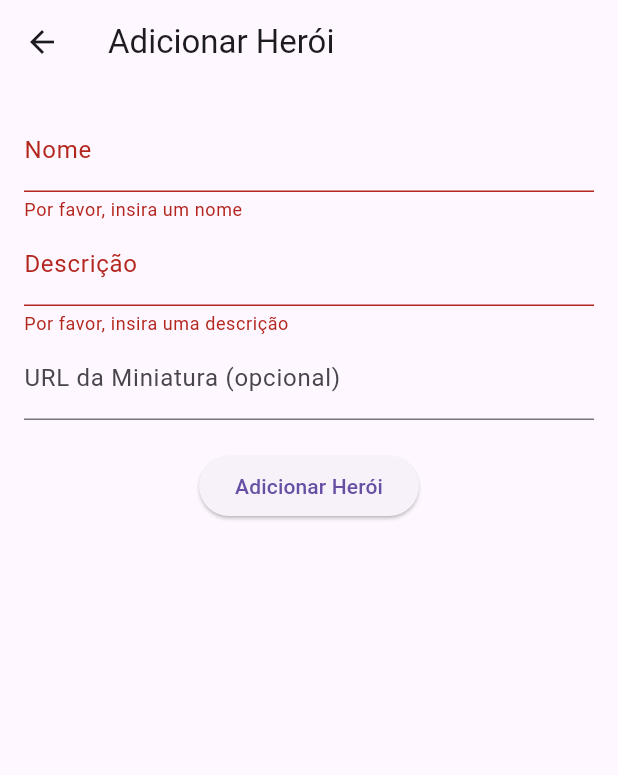
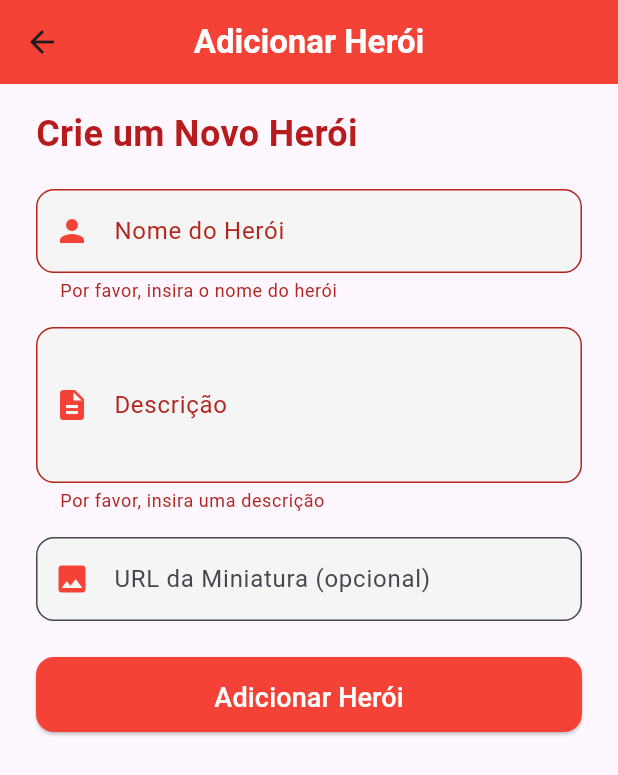
Before and after one commit to Joaomarcellodev/marvel_heroes, a Flutter app: the HeroAddView screen opened directly, after a tap on "Adicionar Herói", on a phone screen of 412 x 824 dp. Shown: the top 775 px of the screen. Run offline on Flutter 3.47's test engine with Material 3 defaults, Android fonts, the light colour scheme and no system bars; network calls fail; Roboto replaces fonts that are missing (Arial, arial).

Commit message:
melhorando interface do view add

```diff
--- a/lib/views/hero_add_view.dart
+++ b/lib/views/hero_add_view.dart
@@ -2,69 +2,186 @@
 import 'package:provider/provider.dart';
 import '../viewmodels/hero_viewmodel.dart';
 
-class HeroAddView extends StatelessWidget {
+class HeroAddView extends StatefulWidget {
+  @override
+  _HeroAddViewState createState() => _HeroAddViewState();
+}
+
+class _HeroAddViewState extends State<HeroAddView> {
   final _formKey = GlobalKey<FormState>();
   final _nameController = TextEditingController();
   final _descriptionController = TextEditingController();
   final _thumbnailController = TextEditingController();
+  bool _isSubmitting = false;
+
+  @override
+  void dispose() {
+    _nameController.dispose();
+    _descriptionController.dispose();
+    _thumbnailController.dispose();
+    super.dispose();
+  }
 
   @override
   Widget build(BuildContext context) {
     final viewModel = Provider.of<HeroViewModel>(context);
 
     return Scaffold(
-      appBar: AppBar(title: Text('Adicionar Herói')),
-      body: Padding(
-        padding: EdgeInsets.all(16.0),
+      appBar: AppBar(
+        title: Text('Adicionar Herói', style: TextStyle(fontFamily: "arial", color: Colors.white,fontWeight: FontWeight.bold),),
+        backgroundColor: Colors.red,
+        elevation: 0,
+        centerTitle: true,
+      ),
+      body: SingleChildScrollView(
+        child: Padding(
+          padding: EdgeInsets.symmetric(horizontal: 24.0, vertical: 16.0),
           child: Form(
             key: _formKey,
+            autovalidateMode: AutovalidateMode.onUserInteraction, // Validação em tempo real
             child: Column(
+              crossAxisAlignment: CrossAxisAlignment.start,
               children: [
+                Text(
+                  'Crie um Novo Herói',
+                  style: TextStyle(
+                    fontFamily: "Arial",
+                    fontSize: 24,
+                    fontWeight: FontWeight.bold,
+                    color: Colors.red[900],
+                  ),
+                ),
+                SizedBox(height: 20),
                 TextFormField(
                   controller: _nameController,
-                decoration: InputDecoration(labelText: 'Nome'),
+                  decoration: InputDecoration(
+                    labelText: 'Nome do Herói',
+                    prefixIcon: Icon(Icons.person, color: Colors.red),
+                    border: OutlineInputBorder(
+                      borderRadius: BorderRadius.circular(12),
+                    ),
+                    filled: true,
+                    fillColor: Colors.grey[100],
+                    focusedBorder: OutlineInputBorder(
+                      borderRadius: BorderRadius.circular(12),
+                      borderSide: BorderSide(color: Colors.red, width: 2),
+                    ),
+                  ),
                   validator: (value) {
                     if (value == null || value.isEmpty) {
-                    return 'Por favor, insira um nome';
+                      return 'Por favor, insira o nome do herói';
+                    }
+                    if (value.length < 2) {
+                      return 'O nome deve ter pelo menos 2 caracteres';
                     }
                     return null;
                   },
                 ),
+                SizedBox(height: 16),
                 TextFormField(
                   controller: _descriptionController,
-                decoration: InputDecoration(labelText: 'Descrição'),
+                  decoration: InputDecoration(
+                    labelText: 'Descrição',
+                    prefixIcon: Icon(Icons.description, color: Colors.red),
+                    border: OutlineInputBorder(
+                      borderRadius: BorderRadius.circular(12),
+                    ),
+                    filled: true,
+                    fillColor: Colors.grey[100],
+                    focusedBorder: OutlineInputBorder(
+                      borderRadius: BorderRadius.circular(12),
+                      borderSide: BorderSide(color: Colors.red, width: 2),
+                    ),
+                  ),
+                  maxLines: 3,
                   validator: (value) {
                     if (value == null || value.isEmpty) {
                       return 'Por favor, insira uma descrição';
                     }
+                    if (value.length < 10) {
+                      return 'A descrição deve ter pelo menos 10 caracteres';
+                    }
                     return null;
                   },
                 ),
+                SizedBox(height: 16),
                 TextFormField(
                   controller: _thumbnailController,
-                decoration: InputDecoration(labelText: 'URL da Miniatura (opcional)'),
+                  decoration: InputDecoration(
+                    labelText: 'URL da Miniatura (opcional)',
+                    prefixIcon: Icon(Icons.image, color: Colors.red),
+                    border: OutlineInputBorder(
+                      borderRadius: BorderRadius.circular(12),
                     ),
-              SizedBox(height: 20),
-              ElevatedButton(
-                onPressed: () {
+                    filled: true,
+                    fillColor: Colors.grey[100],
+                    focusedBorder: OutlineInputBorder(
+                      borderRadius: BorderRadius.circular(12),
+                      borderSide: BorderSide(color: Colors.red, width: 2),
+                    ),
+                  ),
+                  validator: (value) {
+                    if (value != null && value.isNotEmpty) {
+                      if (!Uri.parse(value).isAbsolute || !value.contains(RegExp(r'\.(jpg|jpeg|png)$'))) {
+                        return 'Insira uma URL válida para uma imagem (jpg, jpeg ou png)';
+                      }
+                    }
+                    return null;
+                  },
+                ),
+                SizedBox(height: 24),
+                Center(
+                  child: AnimatedContainer(
+                    duration: Duration(milliseconds: 300),
+                    width: _isSubmitting ? 60 : double.infinity,
+                    height: 50,
+                    child: ElevatedButton(
+                      onPressed: _isSubmitting
+                          ? null
+                          : () async {
                               if (_formKey.currentState!.validate()) {
-                    viewModel
-                        .addHero(
+                                setState(() => _isSubmitting = true);
+                                try {
+                                  await viewModel.addHero(
                                     _nameController.text,
                                     _descriptionController.text,
                                     _thumbnailController.text,
-                        )
-                        .then((_) => Navigator.pop(context))
-                        .catchError((e) {
+                                  );
+                                  Navigator.pop(context);
+                                } catch (e) {
                                   ScaffoldMessenger.of(context).showSnackBar(
-                        SnackBar(content: Text('Erro: $e')),
+                                    SnackBar(
+                                      content: Text('Erro: $e'),
+                                      backgroundColor: Colors.red,
+                                    ),
                                   );
-                    });
+                                } finally {
+                                  setState(() => _isSubmitting = false);
+                                }
                               }
                             },
-                child: Text('Adicionar Herói'),
+                      child: _isSubmitting
+                          ? CircularProgressIndicator(
+                              color: Colors.white,
+                              strokeWidth: 2,
+                            )
+                          : Text(
+                              'Adicionar Herói',
+                              style: TextStyle(fontSize: 18),
+                            ),
+                      style: ElevatedButton.styleFrom(
+                        backgroundColor: Colors.red,
+                        foregroundColor: Colors.white,
+                        shape: RoundedRectangleBorder(
+                          borderRadius: BorderRadius.circular(12),
+                        ),
+                        padding: EdgeInsets.symmetric(vertical: 14),
+                      ),
+                    ),
+                  ),
                 ),
               ],
+            ),
           ),
         ),
       ),
```
Lines whose indentation alone changed are shown as unchanged.
